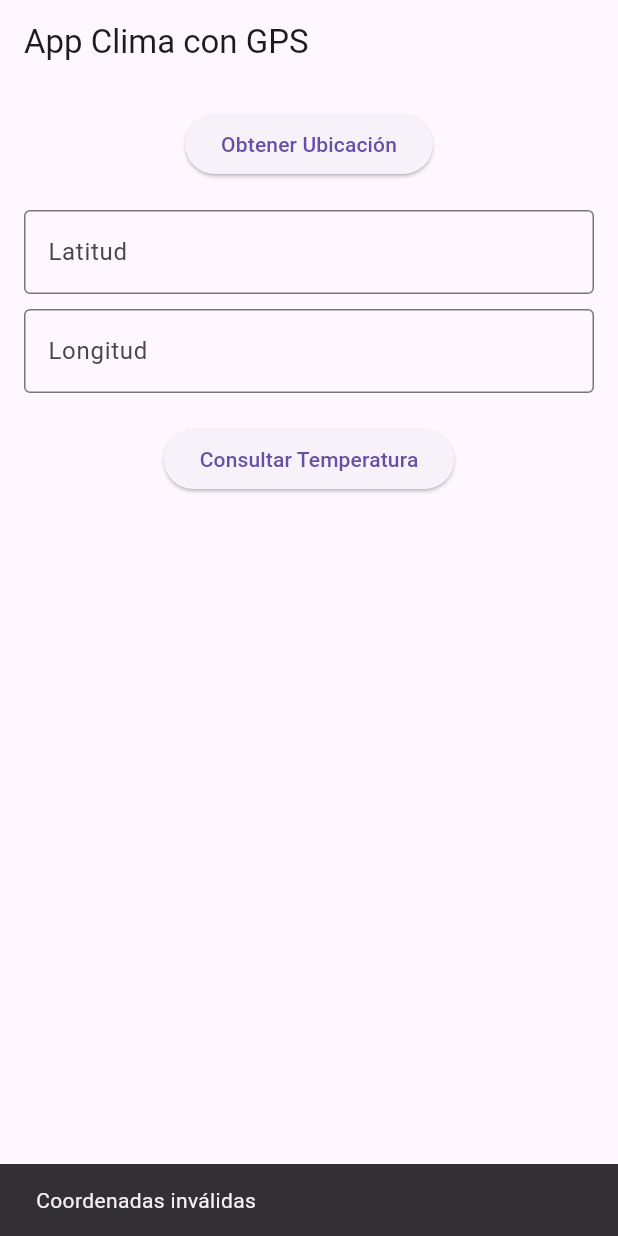
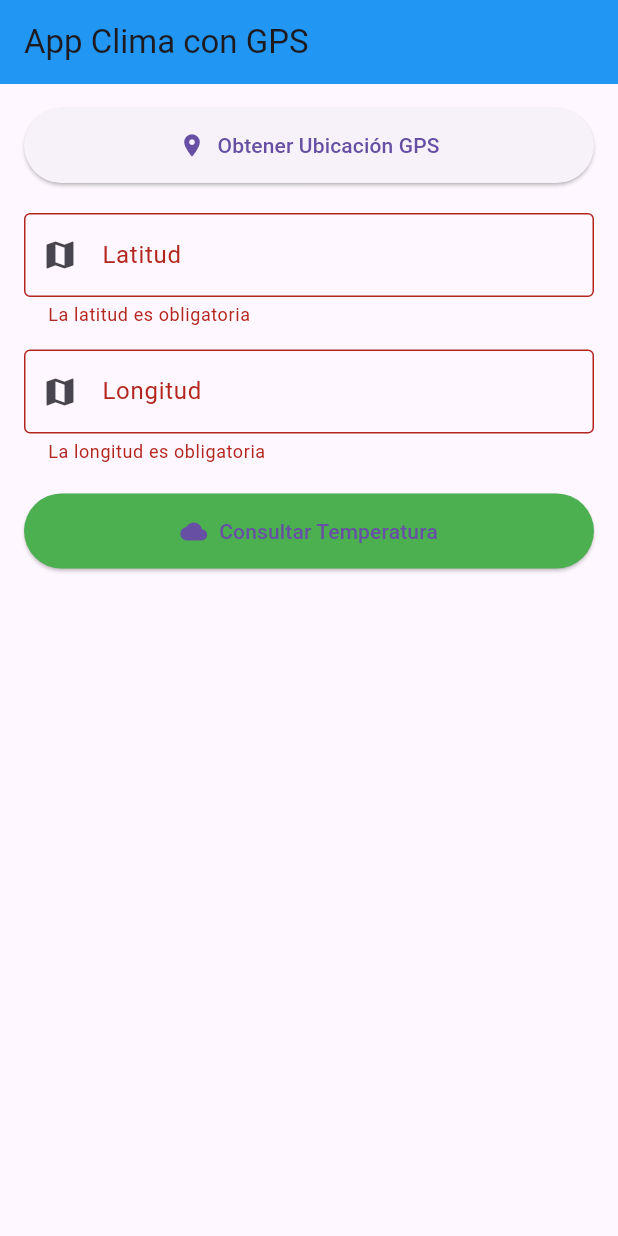
Before and after one commit to TheRoy-99/MovilAppClima, a Flutter app: the screen it shows after launch, after a tap on "Consultar Temperatura", on a phone screen of 412 x 824 dp. Run offline on Flutter 3.47's test engine with Material 3 defaults, Android fonts, the light colour scheme and no system bars; our stand-ins replace connectivity_plus, geolocator.

Commit message:
Config clima

```diff
--- a/lib/clima_app.dart
+++ b/lib/clima_app.dart
@@ -1,4 +1,5 @@
 import 'dart:convert';
+import 'dart:async';
 import 'package:flutter/material.dart';
 import 'package:geolocator/geolocator.dart';
 import 'package:http/http.dart' as http;
@@ -12,26 +13,54 @@ class ClimaApp extends StatefulWidget {
 }
 
 class _ClimaApp extends State<ClimaApp> {
-  TextEditingController latitude = TextEditingController();
-  TextEditingController longitude = TextEditingController();
+  GlobalKey<FormState> formKey = GlobalKey<FormState>();
+
+  String latitud = "";
+  String longitud = "";
   String temperatura = "";
   bool permisoGPS = false;
 
   @override
   Widget build(BuildContext context) {
     return Scaffold(
-      appBar: AppBar(title: Text("App Clima con GPS")),
+      appBar: AppBar(
+        title: Text("App Clima con GPS"),
+        backgroundColor: Colors.blue,
+      ),
       body: Padding(
         padding: const EdgeInsets.all(16.0),
+        child: Form(
+          key: formKey,
           child: Column(
+            crossAxisAlignment: CrossAxisAlignment.stretch,
             children: [
-            ElevatedButton(
+              obtenerBotonGPS(),
+              SizedBox(height: 20),
+              obtenerCampoLatitud(),
+              SizedBox(height: 15),
+              obtenerCampoLongitud(),
+              SizedBox(height: 20),
+              obtenerBotonConsultar(),
+              SizedBox(height: 30),
+              obtenerResultadoTemperatura(),
+            ],
+          ),
+        ),
+      ),
+    );
+  }
+
+  Widget obtenerBotonGPS() {
+    return ElevatedButton.icon(
       onPressed: obtenerUbicacion,
-              child: Text("Obtener Ubicación"),
-            ),
-            SizedBox(height: 20),
-            TextField(
-              controller: latitude,
+      icon: Icon(Icons.location_on),
+      label: Text("Obtener Ubicación GPS"),
+      style: ElevatedButton.styleFrom(padding: EdgeInsets.all(15)),
+    );
+  }
+
+  Widget obtenerCampoLatitud() {
+    return TextFormField(
       keyboardType: TextInputType.numberWithOptions(
         decimal: true,
         signed: true,
@@ -40,11 +69,30 @@ class _ClimaApp extends State<ClimaApp> {
         labelText: "Latitud",
         hintText: "Ej: 6.2447 o -6.2447",
         border: OutlineInputBorder(),
+        prefixIcon: Icon(Icons.map),
       ),
-            ),
-            SizedBox(height: 10),
-            TextField(
-              controller: longitude,
+      initialValue: latitud,
+      validator: (value) {
+        if (value == null || value.isEmpty) {
+          return "La latitud es obligatoria";
+        }
+        double? lat = double.tryParse(value);
+        if (lat == null) {
+          return "Ingresa un número válido";
+        }
+        if (lat < -90 || lat > 90) {
+          return "La latitud debe estar entre -90 y 90";
+        }
+        return null;
+      },
+      onSaved: (value) {
+        this.latitud = value!;
+      },
+    );
+  }
+
+  Widget obtenerCampoLongitud() {
+    return TextFormField(
       keyboardType: TextInputType.numberWithOptions(
         decimal: true,
         signed: true,
@@ -53,19 +101,62 @@ class _ClimaApp extends State<ClimaApp> {
         labelText: "Longitud",
         hintText: "Ej: -75.5748 o 75.5748",
         border: OutlineInputBorder(),
+        prefixIcon: Icon(Icons.map),
       ),
+      initialValue: longitud,
+      validator: (value) {
+        if (value == null || value.isEmpty) {
+          return "La longitud es obligatoria";
+        }
+        double? lon = double.tryParse(value);
+        if (lon == null) {
+          return "Ingresa un número válido";
+        }
+        if (lon < -180 || lon > 180) {
+          return "La longitud debe estar entre -180 y 180";
+        }
+        return null;
+      },
+      onSaved: (value) {
+        this.longitud = value!;
+      },
+    );
+  }
+
+  Widget obtenerBotonConsultar() {
+    return ElevatedButton.icon(
+      onPressed: () {
+        if (formKey.currentState!.validate()) {
+          formKey.currentState!.save();
+          obtenerTemperatura();
+        }
+      },
+      icon: Icon(Icons.cloud),
+      label: Text("Consultar Temperatura"),
+      style: ElevatedButton.styleFrom(
+        padding: EdgeInsets.all(15),
+        backgroundColor: Colors.green,
       ),
-            SizedBox(height: 20),
-            ElevatedButton(
-              onPressed: obtenerTemperatura,
-              child: Text("Consultar Temperatura"),
+    );
+  }
+
+  Widget obtenerResultadoTemperatura() {
+    if (temperatura.isEmpty) {
+      return Container();
+    }
+    return Card(
+      color: Colors.blue.shade50,
+      elevation: 4,
+      child: Padding(
+        padding: EdgeInsets.all(20),
+        child: Text(
+          temperatura,
+          style: TextStyle(
+            fontSize: 22,
+            fontWeight: FontWeight.bold,
+            color: Colors.blue.shade900,
           ),
-            SizedBox(height: 20),
-            Text(
-              temperatura,
-              style: TextStyle(fontSize: 20, fontWeight: FontWeight.bold),
-            ),
-          ],
+          textAlign: TextAlign.center,
         ),
       ),
     );
@@ -74,11 +165,7 @@ class _ClimaApp extends State<ClimaApp> {
   Future<void> obtenerUbicacion() async {
     bool servicioActivo = await Geolocator.isLocationServiceEnabled();
     if (!servicioActivo) {
-      ScaffoldMessenger.of(context).showSnackBar(
-        SnackBar(
-          content: Text("Activa el GPS o ingresa coordenadas manualmente"),
-        ),
-      );
+      mostrarMensaje("Activa el GPS o ingresa coordenadas manualmente");
       return;
     }
 
@@ -89,73 +176,72 @@ class _ClimaApp extends State<ClimaApp> {
 
     if (permiso == LocationPermission.deniedForever ||
         permiso == LocationPermission.denied) {
-      ScaffoldMessenger.of(context).showSnackBar(
-        SnackBar(
-          content: Text("Permiso de ubicación denegado, ingresa manualmente"),
-        ),
-      );
+      mostrarMensaje("Permiso de ubicación denegado, ingresa manualmente");
       permisoGPS = false;
     } else {
       permisoGPS = true;
       Position pos = await Geolocator.getCurrentPosition();
       setState(() {
-        latitude.text = pos.latitude.toString();
-        longitude.text = pos.longitude.toString();
+        latitud = pos.latitude.toString();
+        longitud = pos.longitude.toString();
       });
-      ScaffoldMessenger.of(context).showSnackBar(
-        SnackBar(content: Text("Ubicación obtenida exitosamente")),
-      );
+      mostrarMensaje("Ubicación obtenida exitosamente");
     }
   }
 
   Future<void> obtenerTemperatura() async {
-    double? lat = double.tryParse(latitude.text);
-    double? lon = double.tryParse(longitude.text);
+    double lat = double.parse(latitud);
+    double lon = double.parse(longitud);
 
-    if (lat == null || lon == null) {
-      ScaffoldMessenger.of(
-        context,
-      ).showSnackBar(SnackBar(content: Text("Coordenadas inválidas")));
-      return;
-    }
-
+    // Validación de conectividad
     var conectividad = await Connectivity().checkConnectivity();
     if (conectividad == ConnectivityResult.none) {
       setState(() {
-        temperatura = "Sin conexión. Temperatura: 17 °C";
+        temperatura =
+            "Sin conexión a Internet\nTemperatura: 17 °C\n(Temperatura promedio en el planeta)";
       });
       return;
     }
 
-    // CORRECCIÓN: Usar temperature_2m en lugar de temperature
+    // Llamado a la API
+    consultarAPIClima(lat, lon);
+  }
+
+  Future<void> consultarAPIClima(double lat, double lon) async {
+    // URL
     String url =
-        "https://api.open-meteo.com/v1/forecast?latitude=$lat&longitude=$lon&current=temperature_2m";
+        "https://api.open-meteo.com/v1/forecast?latitude=$lat&longitude=$lon&current=temperature";
 
     try {
       var respuesta = await http.get(Uri.parse(url));
+
       if (respuesta.statusCode == 200) {
         var data = jsonDecode(respuesta.body);
-        // CORRECCIÓN: Acceder a temperature_2m
-        double temp = data["current"]["temperature_2m"];
+
+        // Acceder a "temperature"
+        double temp = data["current"]["temperature"];
+
         setState(() {
           temperatura = "Temperatura actual: $temp °C";
         });
       } else {
         setState(() {
-          temperatura = "Error al consultar la API";
+          temperatura =
+              "Error al consultar la API (Código: ${respuesta.statusCode})";
         });
       }
     } catch (e) {
+      // Si hay error de conexión, retornar el valor por defecto
       setState(() {
-        temperatura = "Sin conexión. Temperatura: 17 °C";
+        temperatura =
+            "Sin conexión a Internet\nTemperatura: 17 °C\n(Temperatura promedio en el planeta)";
       });
     }
   }
 
-  @override
-  void dispose() {
-    latitude.dispose();
-    longitude.dispose();
-    super.dispose();
+  void mostrarMensaje(String mensaje) {
+    ScaffoldMessenger.of(
+      context,
+    ).showSnackBar(SnackBar(content: Text(mensaje)));
   }
 }
```
Lines whose indentation alone changed are shown as unchanged.
